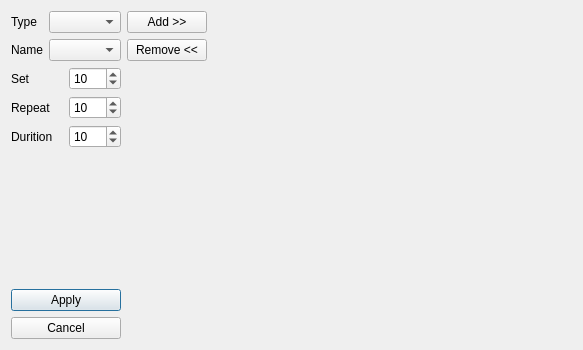
Old version of the form desktop_application/ui/exerciseplandialog.ui in the repository cihansenyuz/project_gym.
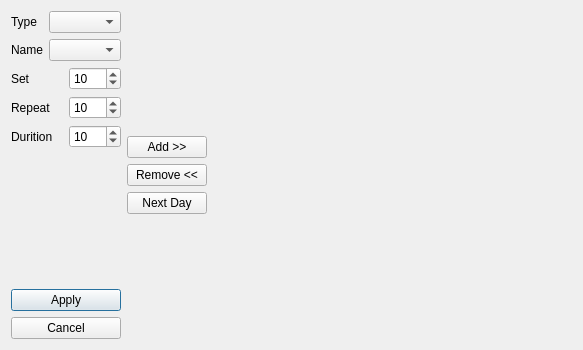
New version of the form.

What changed in the file:
```diff
--- a/desktop_application/ui/exerciseplandialog.ui
+++ b/desktop_application/ui/exerciseplandialog.ui
@@ -129,6 +129,19 @@
    </item>
    <item>
     <layout class="QVBoxLayout" name="verticalLayout">
+     <item>
+      <spacer name="verticalSpacer_3">
+       <property name="orientation">
+        <enum>Qt::Vertical</enum>
+       </property>
+       <property name="sizeHint" stdset="0">
+        <size>
+         <width>20</width>
+         <height>40</height>
+        </size>
+       </property>
+      </spacer>
+     </item>
      <item>
       <widget class="QPushButton" name="add_push_button">
        <property name="text">
@@ -143,6 +156,13 @@
        </property>
       </widget>
      </item>
+     <item>
+      <widget class="QPushButton" name="new_day_push_button">
+       <property name="text">
+        <string>Next Day</string>
+       </property>
+      </widget>
+     </item>
      <item>
       <spacer name="verticalSpacer">
        <property name="orientation">
```
